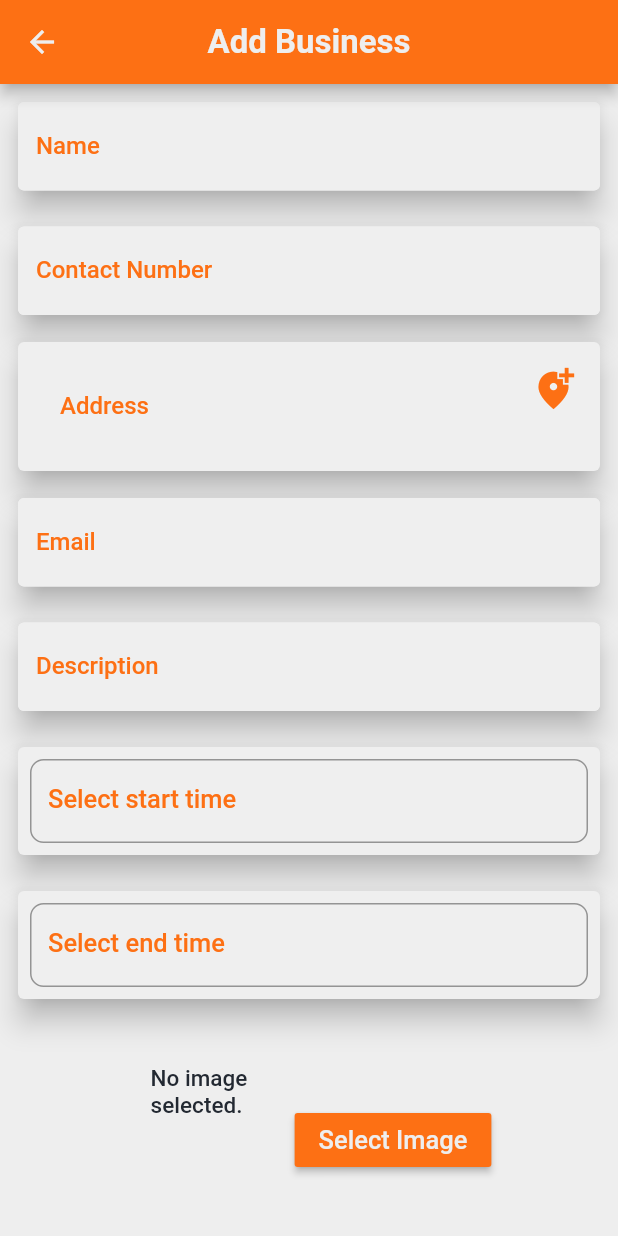
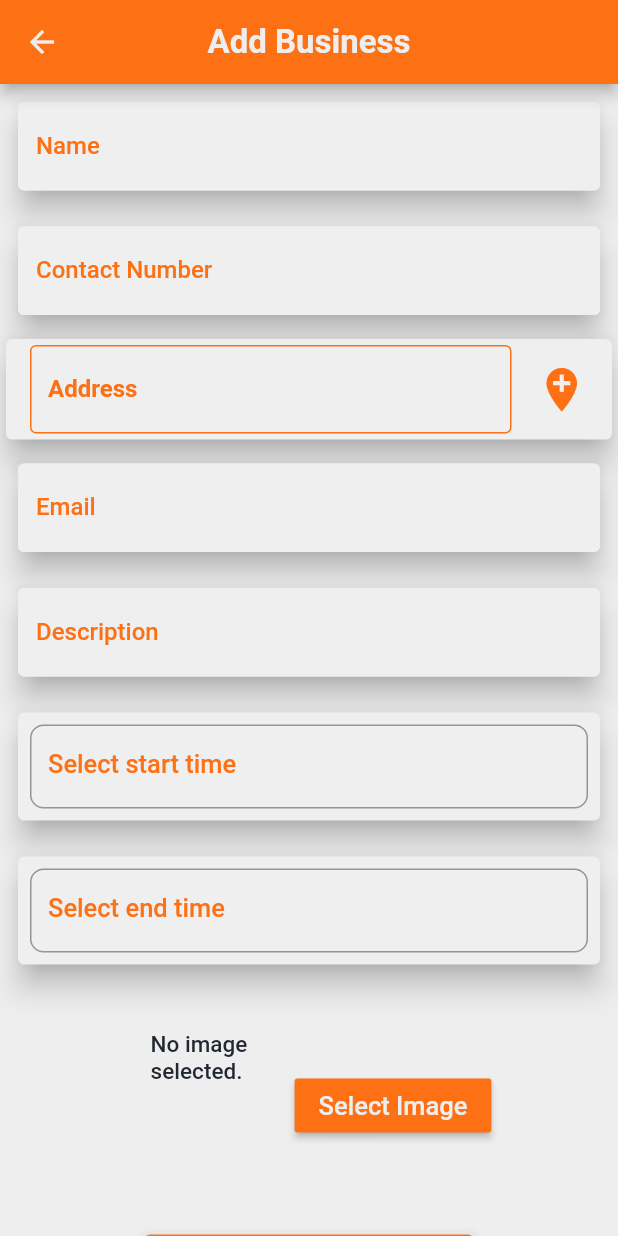
Before and after one commit to IIBTech007/review_app, a Flutter app: the AddBusiness screen opened directly, on a phone screen of 412 x 824 dp. Run offline on Flutter 3.47's test engine with Material 2 defaults, Android fonts, the phone set to English and light mode, and no system bars; drawn by our look-alikes of datetime_picker_formfield; our stand-ins replace custom_radio_grouped_button, data_connection_checker, fancy_bottom_navigation, flushbar, flutter_rating_bar, flutter_slidable and 15 more; missing offline and left inert: ars_progress_dialog, expandable_card, flutter_barcode_scanner, flutter_polyline_points, need_resume; accounts and stored records are empty; Roboto replaces fonts that are missing (Prompt).

Commit message:
Added Map Key & Edited color

```diff
--- a/lib/AppScreens/Admin/Business/AddBusiness.dart
+++ b/lib/AppScreens/Admin/Business/AddBusiness.dart
@@ -5,10 +5,10 @@ import 'package:get/get.dart';
 import 'package:google_fonts/google_fonts.dart';
 import 'package:intl/intl.dart';
 import 'package:flutter/material.dart';
+import 'package:review_app/AppScreens/Admin/LocationSetting/Address.dart';
 import 'package:review_app/AppScreens/Admin/LocationSetting/Location.dart';
 import 'package:review_app/Controllers/AccountController.dart';
 import 'package:review_app/Controllers/BusinessController.dart';
-import 'package:review_app/Models/Address.dart';
 import 'package:review_app/Models/BusinessViewModel.dart';
 import 'package:review_app/Utils/Utils.dart';
 import 'package:review_app/components/colorConstants.dart';
@@ -24,7 +24,7 @@ class AddBusiness extends StatefulWidget {
 
 class _AddBusinessState extends State<AddBusiness> {
   @override
-  Address address;
+  Address Businessaddress;
   File _image;
   DateTime start_time ;
   DateTime end_time ;
@@ -138,52 +138,86 @@ class _AddBusinessState extends State<AddBusiness> {
                       ),
                     ),
                     Padding(
-                      padding: const EdgeInsets.only(top: 2, bottom: 2, left: 8, right: 8),
-                      child: Card(
+                      padding: const EdgeInsets.all(0.0),
+                      child:  Card(
                         elevation: 8,
                         color: color6,
                         child: Container(
                           child: ListTile(
                             title: TextFormField(
-                              controller: businessController.addressTextEditingController,
-                              style:  GoogleFonts.prompt(
-                                textStyle: TextStyle(
-                                    color: color1,
-                                    fontWeight: FontWeight.w500
-                                ),
-                              ),
-                              obscureText: false,maxLines: 2,
-                              validator: (String value) =>
-                              value.isEmpty ? "This field is Required" : null,
+                              controller: accountController.countryTextEditingController,
+                              style: TextStyle(color: color1,fontWeight: FontWeight.bold),
+                              obscureText: false,
                               decoration: InputDecoration(
-                                // suffixIcon: Icon(Icons.add_location,color: Colors.amberAccent,),
                                 focusedBorder: OutlineInputBorder(
                                     borderSide: BorderSide(color: color3, width: 1.0)
                                 ),
                                 enabledBorder: OutlineInputBorder(
-                                    borderSide: BorderSide(color: color6, width: 1.0)
+                                    borderSide: BorderSide(color: color3, width: 1.0)
                                 ),
-                                labelText: 'Address',
-                                labelStyle: GoogleFonts.prompt(
-                                  textStyle: TextStyle(
-                                      color: color3,
-                                      fontWeight: FontWeight.w500
-                                  ),
-                                ),
-                                //suffixIcon: Icon(Icons.email,color: Colors.amberAccent,size: 27,),
+                                labelText:  "Address",
+                                labelStyle: TextStyle(color: color3, fontWeight: FontWeight.bold),
                               ),
                               textInputAction: TextInputAction.next,
+
                             ),
                             trailing: InkWell(
                                 onTap: () async{
-                                 address = await Navigator.push(context, MaterialPageRoute(builder: (context) => Location(),),);
-                                  businessController.addressTextEditingController.text = address.address;
+                                  Businessaddress = await Navigator.push(context, MaterialPageRoute(builder: (context) => Location(),),);
+                                  accountController.countryTextEditingController.text = Businessaddress.address;
                                 },
-                                child: Icon(Icons.add_location_alt,color: color3, size: 30,)),
+                                child: Icon(Icons.add_location,color: color3,size: 35,)),
                           ),
                         ),
                       ),
                     ),
+                    // Padding(
+                    //   padding: const EdgeInsets.only(top: 2, bottom: 2, left: 8, right: 8),
+                    //   child: Card(
+                    //     elevation: 8,
+                    //     color: color6,
+                    //     child: Container(
+                    //       child: ListTile(
+                    //         title: TextFormField(
+                    //           controller: businessController.addressTextEditingController,
+                    //           style:  GoogleFonts.prompt(
+                    //             textStyle: TextStyle(
+                    //                 color: color1,
+                    //                 fontWeight: FontWeight.w500
+                    //             ),
+                    //           ),
+                    //           obscureText: false,maxLines: 2,
+                    //           validator: (String value) =>
+                    //           value.isEmpty ? "This field is Required" : null,
+                    //           decoration: InputDecoration(
+                    //             // suffixIcon: Icon(Icons.add_location,color: Colors.amberAccent,),
+                    //             focusedBorder: OutlineInputBorder(
+                    //                 borderSide: BorderSide(color: color3, width: 1.0)
+                    //             ),
+                    //             enabledBorder: OutlineInputBorder(
+                    //                 borderSide: BorderSide(color: color6, width: 1.0)
+                    //             ),
+                    //             labelText: 'Address',
+                    //             labelStyle: GoogleFonts.prompt(
+                    //               textStyle: TextStyle(
+                    //                   color: color3,
+                    //                   fontWeight: FontWeight.w500
+                    //               ),
+                    //             ),
+                    //             //suffixIcon: Icon(Icons.email,color: Colors.amberAccent,size: 27,),
+                    //           ),
+                    //           textInputAction: TextInputAction.next,
+                    //         ),
+                    //         trailing: InkWell(
+                    //             onTap: () async{
+                    //              address = await Navigator.push(context, MaterialPageRoute(builder: (context) => Location(),),);
+                    //               businessController.addressTextEditingController.text = address.address;
+                    //             },
+                    //             child: Icon(Icons.add_location_alt,color: color3, size: 30,)),
+                    //       ),
+                    //     ),
+                    //   ),
+                    // ),
                     Padding(
                       padding: const EdgeInsets.all(8.0),
                       child: Card(
--- a/lib/AppScreens/WelcomeScreens/NewSplashScreen.dart
+++ b/lib/AppScreens/WelcomeScreens/NewSplashScreen.dart
@@ -71,13 +71,14 @@ class _NewSplashScreenState extends State<NewSplashScreen> {
                     width: 310,
                     decoration: BoxDecoration(
                         borderRadius: BorderRadius.circular(15),
-                        border: Border.all(color: color3, width: 2)
+                        color: color3
+                        //border: Border.all(color: color3, width: 2)
                     ),
                     child: Center(
                       child: Text("Register Business",
                         style: GoogleFonts.prompt(
                           textStyle: TextStyle(
-                              color: color3,
+                              color: color4,
                               fontSize: 20,
                               fontWeight: FontWeight.bold
                           ),
@@ -87,7 +88,7 @@ class _NewSplashScreenState extends State<NewSplashScreen> {
                   ),
                 ),
               ),
-              SizedBox(height: 90,),
+              SizedBox(height: 10,),
               Center(
                 child: InkWell(
                   onTap: (){
```
